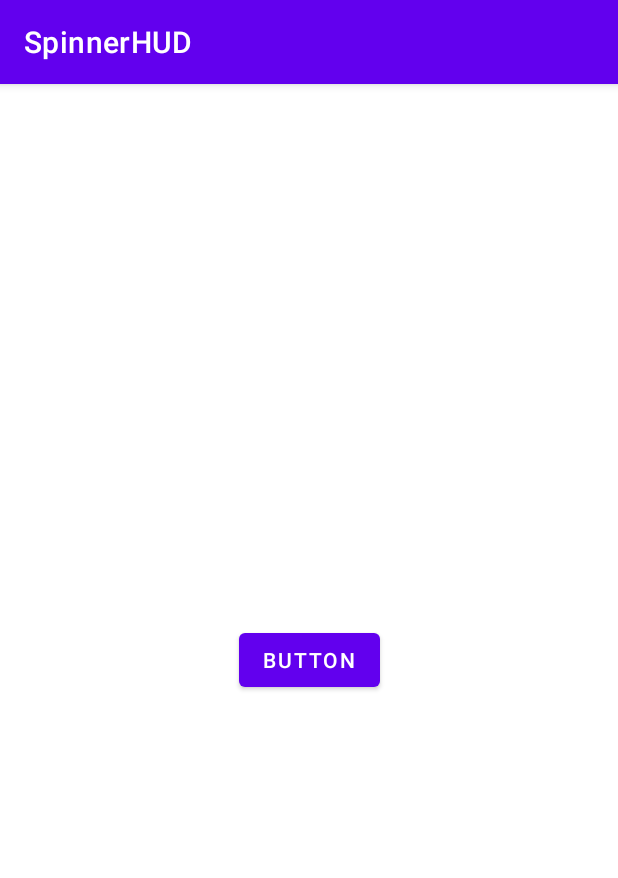
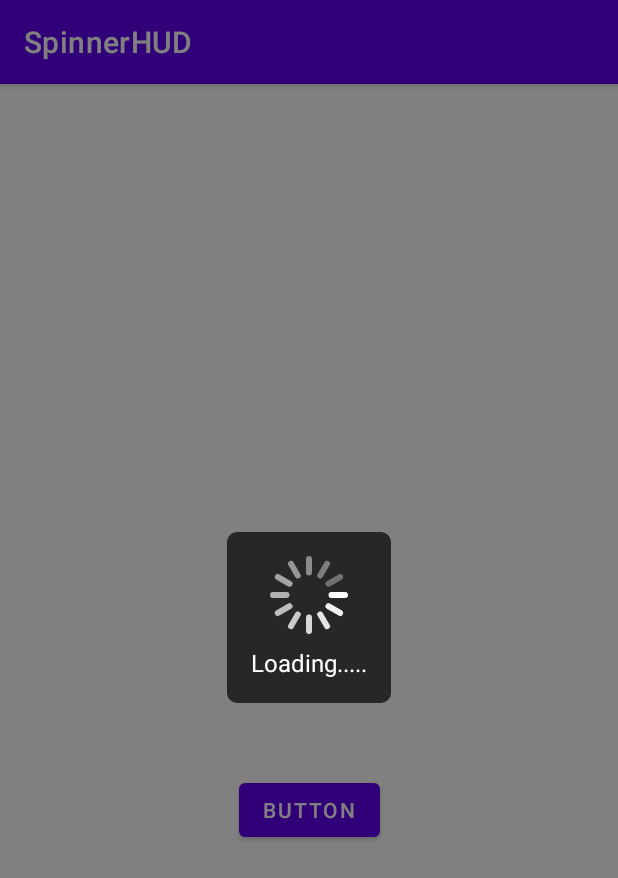
Before and after one commit to suer/SpinnerHUD, an Android app: the screen it shows after launch (MainActivity), after a tap on "BUTTON", on a phone screen of 412 x 824 dp. Shown: the top 878 px of the screen. Run offline under Robolectric (Android 15) with nearby library versions, the phone set to English and light mode, and no system bars.

Commit message:
Added: label

```diff
--- a/SpinnerHUD/src/main/java/org/codefirst/spinnerhud/SpinnerDialog.kt
+++ b/SpinnerHUD/src/main/java/org/codefirst/spinnerhud/SpinnerDialog.kt
@@ -9,11 +9,15 @@ import android.view.WindowManager
 import android.graphics.drawable.ColorDrawable
 
 import android.os.Bundle
+import android.view.View
 import android.view.Window
 import android.widget.FrameLayout
+import android.widget.TextView
 
 class SpinnerDialog(context: Context): Dialog(context) {
     private var backgroundLayout: BackgroundLayout? = null
+
+    public var label:String = ""
 
     override fun onCreate(savedInstanceState: Bundle?) {
         super.onCreate(savedInstanceState)
@@ -40,5 +44,9 @@ class SpinnerDialog(context: Context): Dialog(context) {
             it.removeAllViews()
             it.addView(SpinnerView(context))
         }
+        findViewById<TextView>(R.id.label).apply {
+            text = label
+            visibility = if (label.isBlank()) View.GONE else View.VISIBLE
+        }
     }
 }
--- a/SpinnerHUD/src/main/java/org/codefirst/spinnerhud/SpinnerHUD.kt
+++ b/SpinnerHUD/src/main/java/org/codefirst/spinnerhud/SpinnerHUD.kt
@@ -17,6 +17,11 @@ class SpinnerHUD(context: Context) {
         return this
     }
 
+    fun setLabel(label: String): SpinnerHUD {
+        dialog.label = label
+        return this
+    }
+
     fun dismiss() {
         if (isShowing) {
             dialog.dismiss()
--- a/SpinnerHUD/src/main/res/layout/spinner_dialog.xml
+++ b/SpinnerHUD/src/main/res/layout/spinner_dialog.xml
@@ -20,6 +20,5 @@
         android:layout_height="wrap_content"
         android:textColor="@android:color/white"
         android:textSize="16sp"
-        android:layout_marginTop="8dp"
-        android:layout_marginBottom="4dp"/>
+        android:layout_marginTop="8dp"/>
 </org.codefirst.spinnerhud.BackgroundLayout>
--- a/demo/src/main/java/org/codefirst/spinnerhud/demo/MainActivity.kt
+++ b/demo/src/main/java/org/codefirst/spinnerhud/demo/MainActivity.kt
@@ -12,14 +12,13 @@ class MainActivity : AppCompatActivity() {
         super.onCreate(savedInstanceState)
         setContentView(R.layout.activity_main)
         findViewById<Button>(R.id.button_hud)?.setOnClickListener {
-            val hud = SpinnerHUD.create(this).show()
+            val hud = SpinnerHUD.create(this).setLabel("Loading.....").show()
             Handler().postDelayed(
                 {
                     hud.dismiss()
                 },
-                2000
+                4000
             )
-
         }
     }
 }
--- a/demo/src/main/res/layout/activity_main.xml
+++ b/demo/src/main/res/layout/activity_main.xml
@@ -10,6 +10,7 @@
         android:id="@+id/button_hud"
         android:layout_width="wrap_content"
         android:layout_height="wrap_content"
+        android:layout_marginTop="200dp"
         android:text="Button"
         app:layout_constraintBottom_toBottomOf="parent"
         app:layout_constraintEnd_toEndOf="parent"
```
